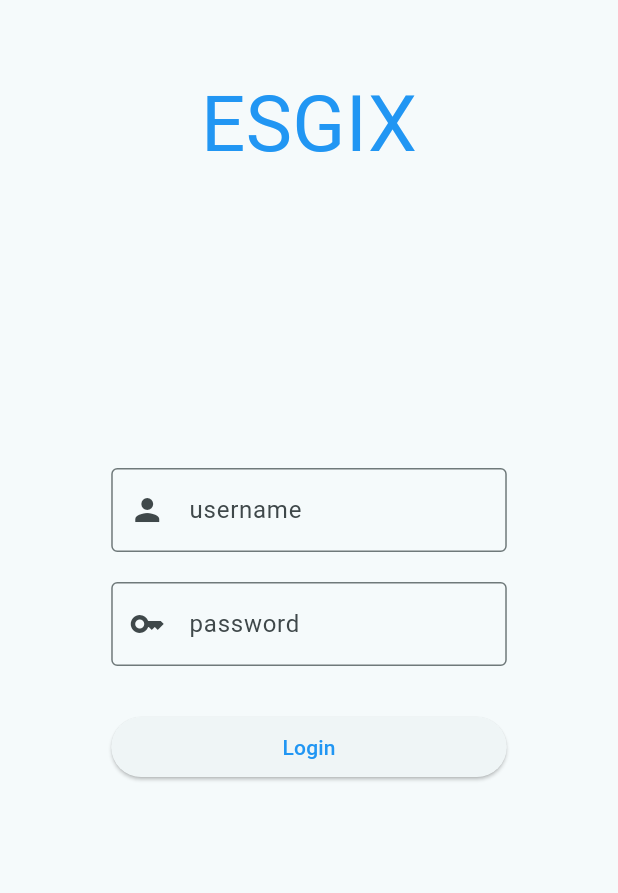
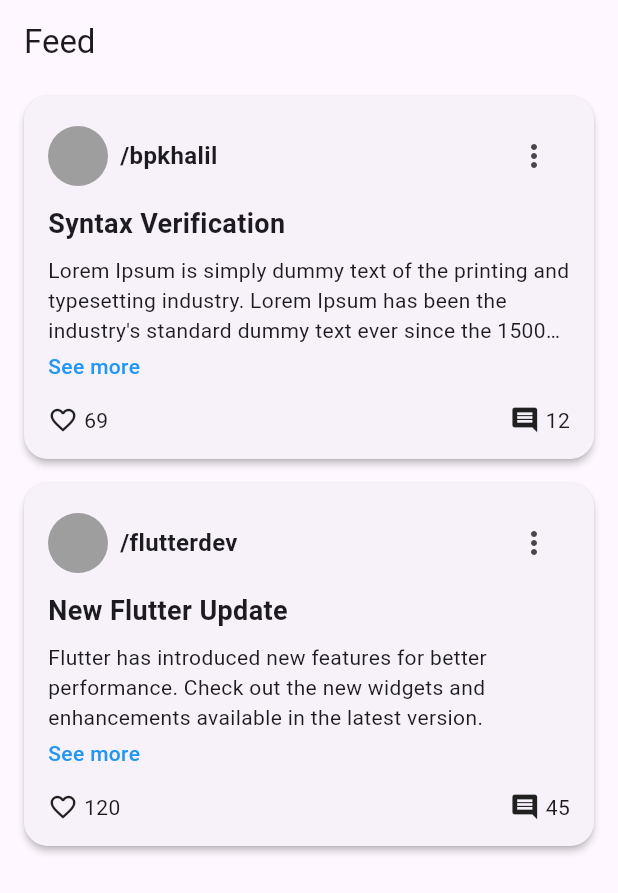
Before and after one commit to ESGI-5AL1/flutter-esgix, a Flutter app: the screen it shows after launch, on a phone screen of 412 x 824 dp. Shown: the top 893 px of the screen. Run offline on Flutter 3.47's test engine with Material 3 defaults, Android fonts, the phone set to English and light mode, and no system bars; our stand-ins replace bloc, dio, flutter_bloc, flutter_dotenv.

Commit message:
created post widget and dummy feed

```diff
--- /dev/null
+++ b/lib/feed_screen/feed_screen.dart
@@ -0,0 +1,33 @@
+import 'package:esgix/shared/widgets/post_widget.dart';
+import 'package:flutter/material.dart';
+
+class feed_Screen extends StatelessWidget {
+  final List<PostWidget> posts = [
+    PostWidget(
+      username: "/bpkhalil",
+      title: "Syntax Verification",
+      content:
+      "Lorem Ipsum is simply dummy text of the printing and typesetting industry. Lorem Ipsum has been the industry's standard dummy text ever since the 1500s, Lorem Ipsum.",
+      likes: 69,
+      comments: 12,
+    ),
+    PostWidget(
+      username: "/flutterdev",
+      title: "New Flutter Update",
+      content:
+      "Flutter has introduced new features for better performance. Check out the new widgets and enhancements available in the latest version.",
+      likes: 120,
+      comments: 45,
+    ),
+  ];
+
+  @override
+  Widget build(BuildContext context) {
+    return Scaffold(
+      appBar: AppBar(title: const Text("Feed")),
+      body: ListView(
+        children: posts, // Utiliser la liste dynamique ici
+      ),
+    );
+  }
+}
--- a/lib/main.dart
+++ b/lib/main.dart
@@ -1,9 +1,9 @@
+import 'package:esgix/feed_screen/feed_screen.dart';
 import 'package:esgix/login_screen/login_bloc/login_bloc.dart';
 import 'package:esgix/login_screen/login_screen.dart';
 import 'package:flutter/material.dart';
 import 'package:flutter_bloc/flutter_bloc.dart';
 import 'package:flutter_dotenv/flutter_dotenv.dart';
-
 
 void main() {
   dotenv.load(fileName: ".env");
@@ -15,7 +15,7 @@ class MyApp extends StatelessWidget {
 
   // This widget is the root of your application.
   @override
-  Widget build(BuildContext context) {
+/*  Widget build(BuildContext context) {
     return MaterialApp(
       title: 'Flutter Demo',
       theme: ThemeData(
@@ -30,6 +30,18 @@ class MyApp extends StatelessWidget {
         ],
         child: const LoginScreen(),
       ),
+    );
+  }*/
+
+  @override
+  Widget build(BuildContext context) {
+    return MaterialApp(
+      debugShowCheckedModeBanner: false, // Désactiver le bandeau "Debug"
+      title: 'My App',
+      theme: ThemeData(
+        primarySwatch: Colors.blue,
+      ),
+      home: feed_Screen(), // Définir FeedScreen comme l'écran initial
     );
   }
 }
--- /dev/null
+++ b/lib/shared/widgets/post_widget.dart
@@ -0,0 +1,127 @@
+import 'package:flutter/material.dart';
+
+class PostWidget extends StatelessWidget {
+  final String username;
+  final String title;
+  final String content;
+  final int likes;
+  final int comments;
+
+  const PostWidget({
+    super.key,
+    required this.username,
+    required this.title,
+    required this.content,
+    required this.likes,
+    required this.comments,
+  });
+
+  @override
+  Widget build(BuildContext context) {
+    return Card(
+      margin: const EdgeInsets.symmetric(vertical: 8.0, horizontal: 16.0),
+      shape: RoundedRectangleBorder(
+        borderRadius: BorderRadius.circular(16.0),
+      ),
+      elevation: 2.0,
+      child: Padding(
+        padding: const EdgeInsets.all(16.0),
+        child: Column(
+          crossAxisAlignment: CrossAxisAlignment.start,
+          children: [
+            // Header: Avatar, Username, and Context Menu
+            Row(
+              children: [
+                // Profile picture
+                const CircleAvatar(
+                  radius: 20.0,
+                  backgroundColor: Colors.grey,
+                ),
+                const SizedBox(width: 8.0),
+                // Username
+                Text(
+                  username,
+                  style: const TextStyle(
+                    fontSize: 16.0,
+                    fontWeight: FontWeight.w600,
+                  ),
+                ),
+                const Spacer(),
+                // Context menu (3 dots)
+                IconButton(
+                  icon: const Icon(Icons.more_vert),
+                  onPressed: () {
+                    // Handle "more" action
+                  },
+                ),
+              ],
+            ),
+            const SizedBox(height: 8.0),
+
+            // Title
+            Text(
+              title,
+              style: const TextStyle(
+                fontSize: 18.0,
+                fontWeight: FontWeight.bold,
+              ),
+            ),
+            const SizedBox(height: 8.0),
+
+            // Content with "See more"
+            Text(
+              content,
+              maxLines: 3,
+              overflow: TextOverflow.ellipsis,
+              style: const TextStyle(fontSize: 14.0),
+            ),
+            const SizedBox(height: 4.0),
+            GestureDetector(
+              onTap: () {
+                // Handle "See more" action
+              },
+              child: const Text(
+                "See more",
+                style: TextStyle(
+                  color: Colors.blue,
+                  fontSize: 14.0,
+                  fontWeight: FontWeight.w500,
+                ),
+              ),
+            ),
+            const SizedBox(height: 16.0),
+
+            // Footer: Likes and Comments
+            Row(
+              mainAxisAlignment: MainAxisAlignment.spaceBetween,
+              children: [
+                // Likes
+                Row(
+                  children: [
+                    const Icon(Icons.favorite_border, size: 20.0),
+                    const SizedBox(width: 4.0),
+                    Text(
+                      likes.toString(),
+                      style: const TextStyle(fontSize: 14.0),
+                    ),
+                  ],
+                ),
+                // Comments
+                Row(
+                  children: [
+                    const Icon(Icons.comment, size: 20.0),
+                    const SizedBox(width: 4.0),
+                    Text(
+                      comments.toString(),
+                      style: const TextStyle(fontSize: 14.0),
+                    ),
+                  ],
+                ),
+              ],
+            ),
+          ],
+        ),
+      ),
+    );
+  }
+}
```
